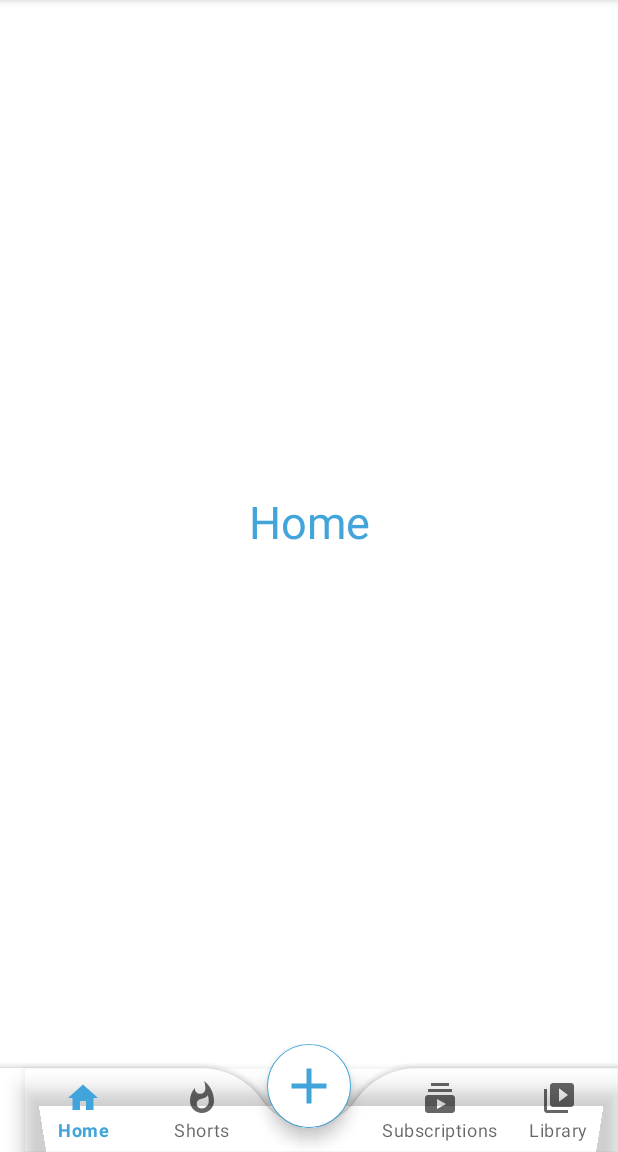
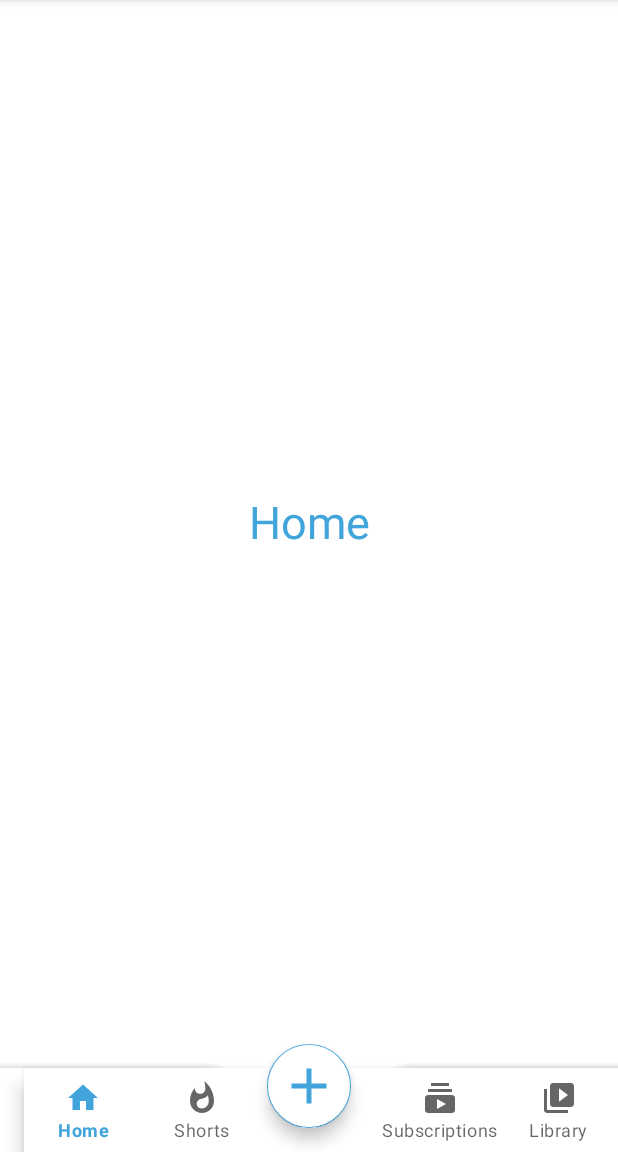
Before and after one commit to AlejoR147/PolyPus, an Android app: the HomeActivity screen opened directly, with no data from a screen before it, on a phone screen of 412 x 824 dp, the part 84-1236 px from its top. Run offline under Robolectric (Android 15) with nearby library versions, the phone set to English and light mode, and no system bars; our stand-ins replace Firebase (no records; nobody signed in at launch, a user with empty details on screens opened directly).

Commit message:
errores y detalles

```diff
--- a/app/src/main/res/layout/menu.xml
+++ b/app/src/main/res/layout/menu.xml
@@ -53,7 +53,7 @@
                     android:id="@+id/bottomNavigationView"
                     android:layout_width="match_parent"
                     android:layout_height="wrap_content"
-                    android:background="@android:color/transparent"
+
                     app:labelVisibilityMode="labeled"
                     app:menu="@menu/bottom_menu"/>
 
```
Also changed, not shown: 1 other file.
